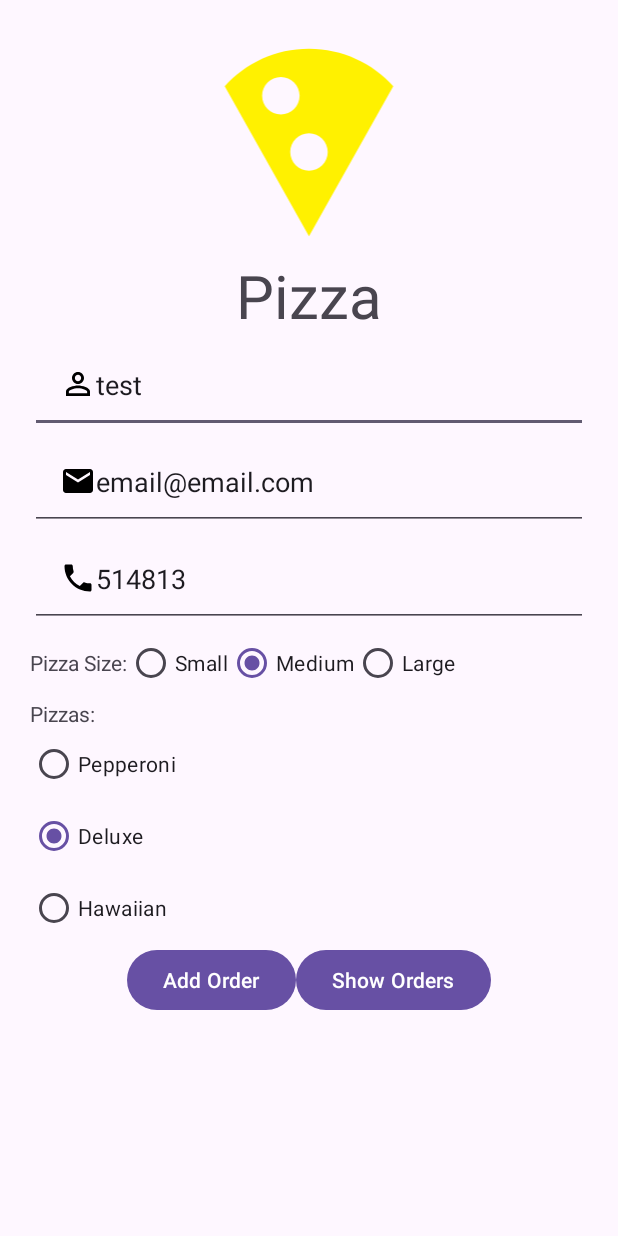
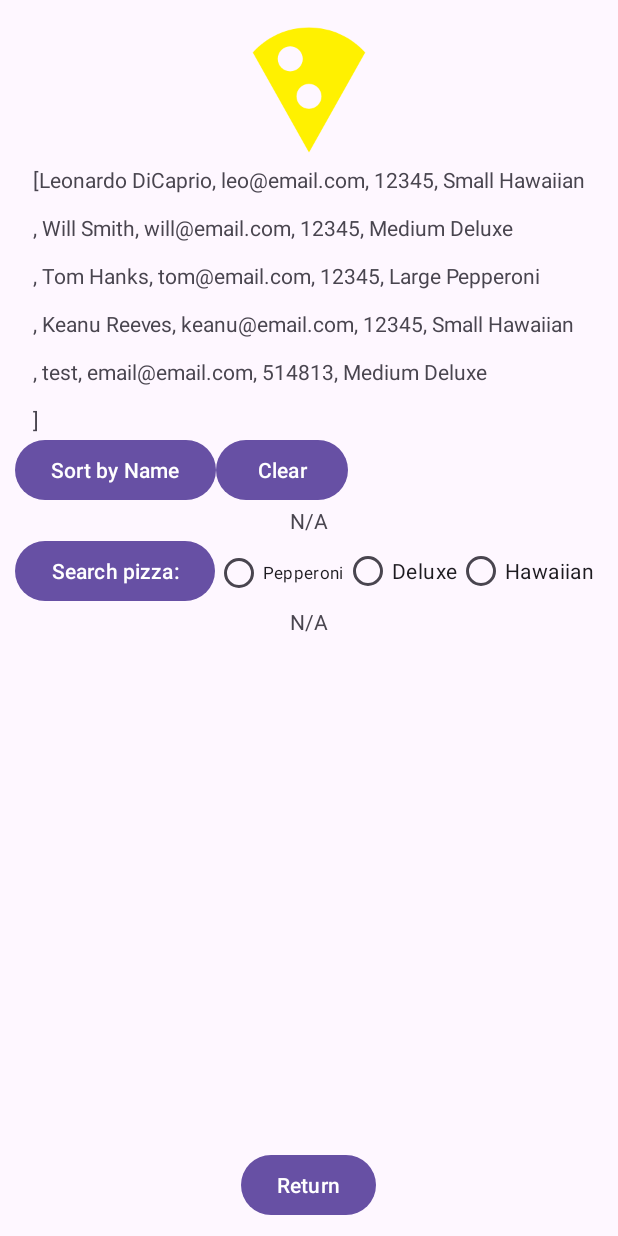
Before and after one commit to dongguowu/android_pizz, an Android app: the screen it shows after launch (MainActivity before the commit, ProfileActivity after it), after a tap on "Show Orders", on a phone screen of 412 x 824 dp. Run offline under Robolectric (Android 15) with nearby library versions, the phone set to English and light mode, and no system bars.

Commit message:
get list in profile

```diff
--- a/app/src/main/java/ca/dongguo/pizza/MainActivity.java
+++ b/app/src/main/java/ca/dongguo/pizza/MainActivity.java
@@ -1,5 +1,6 @@
 package ca.dongguo.pizza;
 
+import android.content.Intent;
 import android.os.Bundle;
 import android.view.View;
 import android.widget.Button;
@@ -11,6 +12,7 @@ import android.widget.TextView;
 import androidx.annotation.NonNull;
 import androidx.appcompat.app.AppCompatActivity;
 
+import java.io.Serializable;
 import java.util.ArrayList;
 import java.util.Arrays;
 
@@ -78,6 +80,15 @@ public class MainActivity extends AppCompatActivity implements View.OnClickListe
             customerList.forEach((c) -> System.out.println(c));
             return;
         }
+        if(v == showOrder) {
+            Intent intent = new Intent(this, ProfileActivity.class);
+            Bundle bundle = new Bundle();
+            bundle.putSerializable("bundleExtra", customerList);
+
+            intent.putExtra("intentExtra", bundle);
+            startActivity(intent);
+
+        }
 
     }
 
--- a/app/src/main/java/ca/dongguo/pizza/ProfileActivity.java
+++ b/app/src/main/java/ca/dongguo/pizza/ProfileActivity.java
@@ -1,5 +1,6 @@
 package ca.dongguo.pizza;
 
+import android.content.Intent;
 import android.os.Bundle;
 import android.view.View;
 import android.widget.Button;
@@ -8,6 +9,7 @@ import android.widget.TextView;
 
 import androidx.appcompat.app.AppCompatActivity;
 
+import java.io.Serializable;
 import java.util.ArrayList;
 
 public class ProfileActivity extends AppCompatActivity implements View.OnClickListener {
@@ -23,6 +25,18 @@ public class ProfileActivity extends AppCompatActivity implements View.OnClickLi
         setContentView(R.layout.activity_profile);
 
         initialize();
+        initializeData();
+    }
+
+    private void initializeData() {
+        Intent intent = getIntent();
+        Bundle bundle = intent.getBundleExtra("intentExtra");
+        Serializable bundledListOfStudents = bundle.getSerializable("bundleExtra");
+
+        ArrayList<Person> list = (ArrayList<Person>) bundledListOfStudents;
+        System.out.println(list);
+        showCustomer.setText(list.toString());
+
     }
 
     private void initialize() {
```
